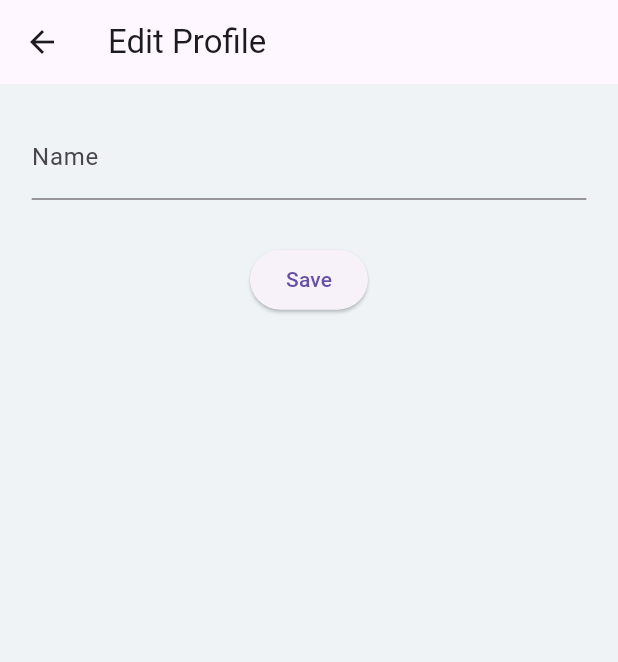
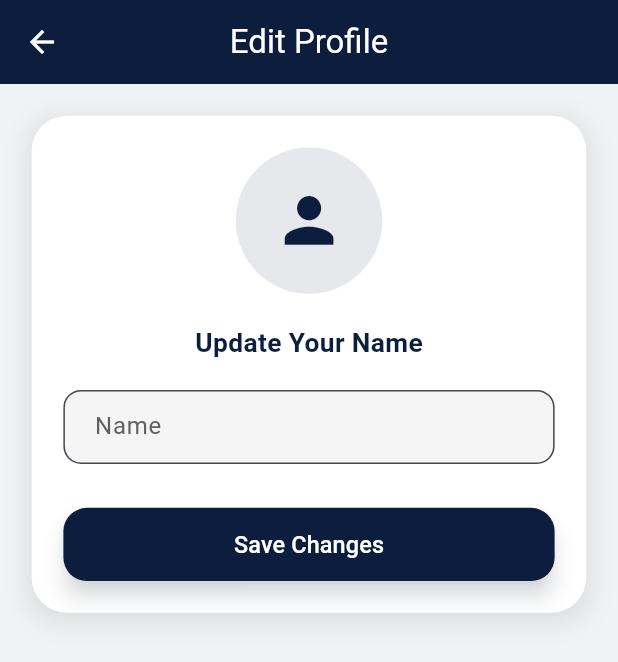
Before and after one commit to S4K1L/Apartment-Inspection, a Flutter app: the EditProfilePage screen opened directly, on a phone screen of 412 x 824 dp. Shown: the top 662 px of the screen. Run offline on Flutter 3.47's test engine with Material 3 defaults, Android fonts, the phone set to English and light mode, and no system bars; our stand-ins replace animate_do, awesome_snackbar_content, cloud_firestore, firebase_auth, firebase_core, firebase_storage and 10 more; missing offline and left inert: mailer; accounts and stored records are empty; generated files the repository leaves out were written again.

Commit message:
profile updated

```diff
--- a/lib/models/user_model.dart
+++ b/lib/models/user_model.dart
@@ -23,7 +23,7 @@ class UserModel {
       'name': name,
       'email': email,
       'password': password,
-      'imageUrl': imageUrl,
+      'imageUrl': imageUrl ?? '',
       'role': role,
     };
   }
--- a/lib/views/profile/edit_profile.dart
+++ b/lib/views/profile/edit_profile.dart
@@ -9,26 +9,106 @@ import 'package:get/get.dart';
 class EditProfilePage extends StatelessWidget {
   final controller = Get.find<ProfileController>();
   final TextEditingController nameController = TextEditingController();
+
+  EditProfilePage({super.key});
+
   @override
   Widget build(BuildContext context) {
     nameController.text = controller.userName.value;
+
     return Scaffold(
       backgroundColor: kBackGroundColor,
-      appBar: AppBar(title: const Text("Edit Profile")),
-      body: Padding(
+      appBar: AppBar(
+        elevation: 0,
+        backgroundColor: kPrimaryColor,
+        centerTitle: true,
+        title: const Text("Edit Profile", style: TextStyle(color: Colors.white)),
+        iconTheme: const IconThemeData(color: Colors.white),
+      ),
+      body: SingleChildScrollView(
         padding: EdgeInsets.all(20.w),
+        child: Center(
+          child: Container(
+            padding: EdgeInsets.all(20.w),
+            decoration: BoxDecoration(
+              color: Colors.white,
+              borderRadius: BorderRadius.circular(24.r),
+              boxShadow: [
+                BoxShadow(
+                  color: Colors.grey.shade300,
+                  blurRadius: 12,
+                  spreadRadius: 4,
+                  offset: const Offset(0, 4),
+                ),
+              ],
+            ),
             child: Column(
+              mainAxisSize: MainAxisSize.min,
               children: [
+                CircleAvatar(
+                  radius: 50.r,
+                  backgroundColor: kPrimaryColor.withOpacity(0.1),
+                  backgroundImage: (controller.user.value.imageUrl != null &&
+                      controller.user.value.imageUrl!.isNotEmpty)
+                      ? NetworkImage(controller.user.value.imageUrl!)
+                      : null,
+                  child: controller.user.value.imageUrl == null ||
+                      controller.user.value.imageUrl!.isEmpty
+                      ? Icon(Icons.person, size: 50.sp, color: kPrimaryColor)
+                      : null,
+                ),
+                SizedBox(height: 20.h),
+                Text(
+                  "Update Your Name",
+                  style: TextStyle(
+                      fontSize: 18.sp,
+                      fontWeight: FontWeight.w600,
+                      color: kPrimaryColor),
+                ),
+                SizedBox(height: 20.h),
                 TextField(
                   controller: nameController,
-              decoration: const InputDecoration(labelText: "Name"),
+                  style: TextStyle(fontSize: 15.sp),
+                  decoration: InputDecoration(
+                    labelText: "Name",
+                    labelStyle: TextStyle(color: Colors.grey.shade700),
+                    contentPadding: EdgeInsets.symmetric(horizontal: 16.w, vertical: 14.h),
+                    border: OutlineInputBorder(
+                      borderRadius: BorderRadius.circular(12.r),
+                      borderSide: BorderSide(color: Colors.grey.shade300),
+                    ),
+                    focusedBorder: OutlineInputBorder(
+                      borderRadius: BorderRadius.circular(12.r),
+                      borderSide: BorderSide(color: kPrimaryColor, width: 2),
+                    ),
+                    filled: true,
+                    fillColor: Colors.grey.shade100,
+                  ),
                 ),
                 SizedBox(height: 30.h),
-            ElevatedButton(
-              onPressed: () => _updateProfile(nameController.text.trim()),
-              child: const Text("Save"),
+                SizedBox(
+                  width: double.infinity,
+                  height: 50.h,
+                  child: ElevatedButton(
+                    onPressed: () =>
+                        _updateProfile(nameController.text.trim()),
+                    style: ElevatedButton.styleFrom(
+                      backgroundColor: kPrimaryColor,
+                      shape: RoundedRectangleBorder(
+                        borderRadius: BorderRadius.circular(16.r),
+                      ),
+                      elevation: 6,
+                      shadowColor: kPrimaryColor.withOpacity(0.4),
+                    ),
+                    child: Text(
+                      "Save Changes",
+                      style: TextStyle(fontSize: 16.sp, color: Colors.white),
+                    ),
+                  ),
                 )
               ],
+            ),
+          ),
         ),
       ),
     );
@@ -37,9 +117,10 @@ class EditProfilePage extends StatelessWidget {
   void _updateProfile(String newName) async {
     final currentUser = FirebaseAuth.instance.currentUser;
     if (currentUser != null) {
-      await FirebaseFirestore.instance.collection('users').doc(currentUser.uid).update({
-        'name': newName,
-      });
+      await FirebaseFirestore.instance
+          .collection('users')
+          .doc(currentUser.uid)
+          .update({'name': newName});
       controller.fetchLoggedInUser(); // Refresh profile
       Get.back();
     }
```
Also changed, not shown: lib/controller/profile_controller.dart (+79 -2 lines), lib/views/profile/profile.dart (+108 -62 lines), lib/views/user/sensor/sensor.dart (+0 -12 lines). Lines whose indentation alone changed are shown as unchanged.
